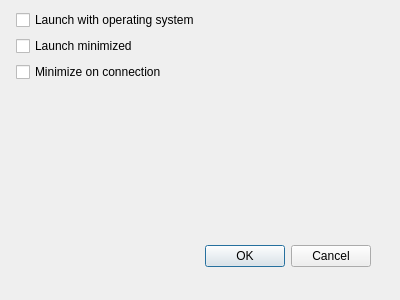
Qt form src/ui/SettingsSystem/settingssystem.ui (GrzybDev/OpenMicServer) before a commit.
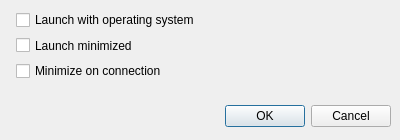
The same form after that commit.

Commit message: Finished System Settings

Diff of the .ui file:
```diff
--- a/src/ui/SettingsSystem/settingssystem.ui
+++ b/src/ui/SettingsSystem/settingssystem.ui
@@ -7,17 +7,29 @@
     <x>0</x>
     <y>0</y>
     <width>400</width>
-    <height>300</height>
+    <height>140</height>
    </rect>
   </property>
+  <property name="minimumSize">
+   <size>
+    <width>400</width>
+    <height>140</height>
+   </size>
+  </property>
+  <property name="maximumSize">
+   <size>
+    <width>400</width>
+    <height>140</height>
+   </size>
+  </property>
   <property name="windowTitle">
    <string>OpenMic Server | System Settings</string>
   </property>
   <widget class="QDialogButtonBox" name="buttonBox">
    <property name="geometry">
     <rect>
-     <x>30</x>
-     <y>240</y>
+     <x>50</x>
+     <y>100</y>
      <width>341</width>
      <height>32</height>
     </rect>
@@ -35,7 +47,7 @@
      <x>10</x>
      <y>10</y>
      <width>381</width>
-     <height>221</height>
+     <height>71</height>
     </rect>
    </property>
    <layout class="QFormLayout" name="formLayout">
```
The commit also changes 2 other files.
